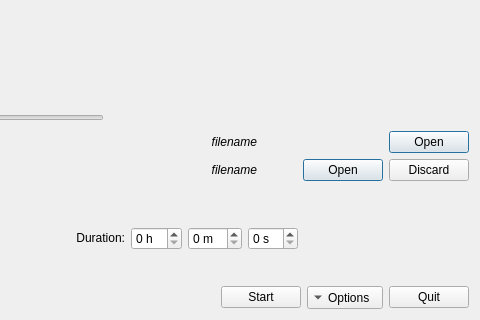
The window that ui/start-screen.ui (olabini/open-pdf-presenter) describes before a commit, drawn with Qt 5; both pictures show x 107 to 587 and y 144 to 464 of the 587 by 464 pixel window.
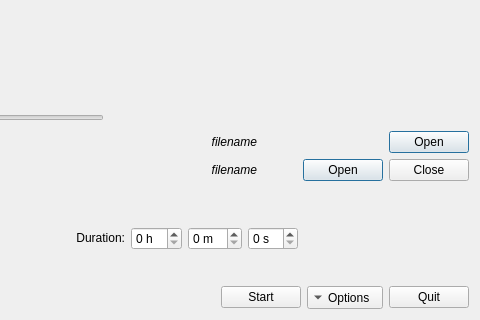
The same window after the commit.

Commit message:
Change QMessageBox::Discard button to QMessageBox::Close in the start screen UI
Under many platforms the button is displayed as 'Discard', which is acceptable, but under GNOME
it is displayed as 'Close without Saving', which did not make any sense. The Qt documentation
mentions that this button could also be 'Don't Save' on some other platforms, which would also
not make sense.

```diff
--- a/ui/start-screen.ui
+++ b/ui/start-screen.ui
@@ -262,7 +262,7 @@
         <enum>Qt::Horizontal</enum>
        </property>
        <property name="standardButtons">
-        <set>QDialogButtonBox::Discard|QDialogButtonBox::Open</set>
+        <set>QDialogButtonBox::Close|QDialogButtonBox::Open</set>
        </property>
        <property name="centerButtons">
         <bool>true</bool>
```
